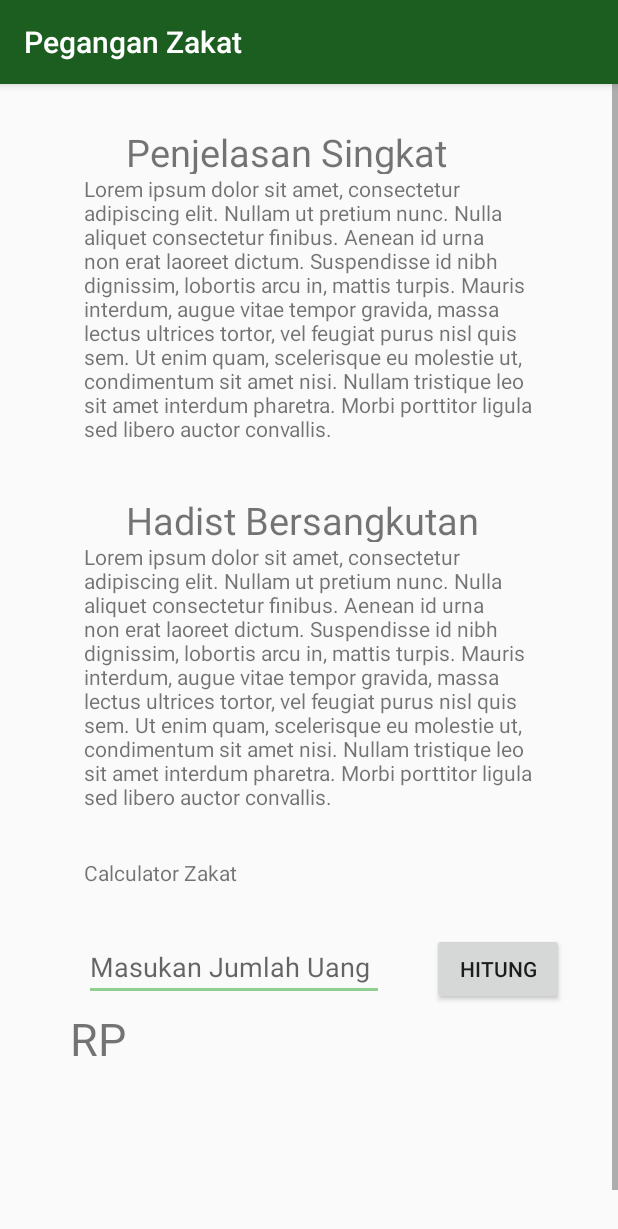
After one commit to IF2-KELOMPOK5/MpplZakatAplication, an Android app: the fitrah screen opened directly, with no data from a screen before it, on a phone screen of 412 x 824 dp. The commit adds this screen. Shown: the top 1229 px of the screen. Run offline under Robolectric (Android 15) with nearby library versions, the phone set to English and light mode, and no system bars.

Commit message:
Auto stash before merge and Update of Beta for MVP

```diff
--- a/PeganganZakat/app/build.gradle
+++ b/PeganganZakat/app/build.gradle
@@ -23,4 +23,5 @@ dependencies {
     compile fileTree(dir: 'libs', include: ['*.jar'])
     testCompile 'junit:junit:4.12'
     compile 'com.android.support:appcompat-v7:23.4.0'
+    implementation 'com.android.support:design:23.4.0'
 }
--- a/PeganganZakat/app/src/main/AndroidManifest.xml
+++ b/PeganganZakat/app/src/main/AndroidManifest.xml
@@ -8,15 +8,17 @@
         android:label="@string/app_name"
         android:supportsRtl="true"
         android:theme="@style/AppTheme">
+        <activity android:name=".menu">
+        </activity>
         <activity android:name=".MainActivity">
             <intent-filter>
                 <action android:name="android.intent.action.MAIN" />
-
                 <category android:name="android.intent.category.LAUNCHER" />
             </intent-filter>
         </activity>
         <activity android:name=".Intro" />
         <activity android:name=".hitung"></activity>
+        <activity android:name=".fitrah"></activity>
     </application>
 
 </manifest>
--- /dev/null
+++ b/PeganganZakat/app/src/main/java/com/example/kel_5/peganganzakat/fitrah.java
@@ -0,0 +1,47 @@
+package com.example.kel_5.peganganzakat;
+
+import android.support.v7.app.AppCompatActivity;
+import android.os.Bundle;
+import android.view.View;
+import android.widget.Button;
+import android.widget.EditText;
+import android.widget.TextView;
+import android.widget.Toast;
+
+public class fitrah extends AppCompatActivity {
+    EditText edituang;
+    TextView tvhasil;
+    Button hitung;
+
+    Integer uang;
+    @Override
+    protected void onCreate(Bundle savedInstanceState) {
+        super.onCreate(savedInstanceState);
+        setContentView(R.layout.activity_fitrah);
+
+        edituang = (EditText) findViewById(R.id.uang);
+        tvhasil = (TextView) findViewById(R.id.textView4);
+        hitung = (Button) findViewById(R.id.hitung);
+
+        hitung.setOnClickListener(new View.OnClickListener() {
+            @Override
+            public void onClick(View view) {
+                hasiljumlah();
+            }
+        });
+    }
+
+    public void hasiljumlah(){
+        if (!edituang.getText().toString().isEmpty()) {
+            Toast.makeText(this, "Mohon isi form Angka 1", Toast.LENGTH_SHORT).show();
+        }
+        try {
+            uang = Integer.parseInt(edituang.getText().toString());
+        } catch (Exception e) {
+            Toast.makeText(this, "Mohon isi angka pada form 1", Toast.LENGTH_SHORT).show();
+        }
+        double hasil = uang * 0.025;
+        tvhasil.setText(String.valueOf(hasil));
+    }
+
+}
--- /dev/null
+++ b/PeganganZakat/app/src/main/res/layout/activity_fitrah.xml
@@ -0,0 +1,105 @@
+<?xml version="1.0" encoding="utf-8"?>
+<ScrollView xmlns:android="http://schemas.android.com/apk/res/android"
+    android:layout_width="fill_parent"
+    android:layout_height="fill_parent"
+    android:fillViewport="true"> <!--IMPORTANT otherwise backgrnd img. will not fill the whole screen -->
+
+    <RelativeLayout xmlns:android="http://schemas.android.com/apk/res/android"
+        android:layout_width="match_parent"
+        android:layout_height="800dp"
+        android:background="@drawable/background_image"
+        android:paddingBottom="@dimen/activity_vertical_margin"
+        android:paddingLeft="@dimen/activity_horizontal_margin"
+        android:paddingRight="@dimen/activity_horizontal_margin"
+        android:paddingTop="@dimen/activity_vertical_margin">
+
+        <TextView
+            android:id="@+id/textView11"
+            android:layout_width="300dp"
+            android:layout_height="wrap_content"
+            android:layout_below="@+id/textView10"
+            android:layout_centerHorizontal="true"
+            android:text="Lorem ipsum dolor sit amet, consectetur adipiscing elit. Nullam ut pretium nunc. Nulla aliquet consectetur finibus. Aenean id urna non erat laoreet dictum. Suspendisse id nibh dignissim, lobortis arcu in, mattis turpis. Mauris interdum, augue vitae tempor gravida, massa lectus ultrices tortor, vel feugiat purus nisl quis sem. Ut enim quam, scelerisque eu molestie ut, condimentum sit amet nisi. Nullam tristique leo sit amet interdum pharetra. Morbi porttitor ligula sed libero auctor convallis. " />
+
+        <TextView
+            android:id="@+id/textView10"
+            android:layout_width="243dp"
+            android:layout_height="32dp"
+            android:layout_alignParentTop="true"
+            android:layout_centerHorizontal="true"
+            android:layout_marginTop="12dp"
+            android:text="Penjelasan Singkat"
+            android:textSize="25sp" />
+
+        <TextView
+            android:id="@+id/textView6"
+            android:layout_width="243dp"
+            android:layout_height="32dp"
+            android:layout_alignParentTop="true"
+            android:layout_centerHorizontal="true"
+            android:layout_marginTop="257dp"
+            android:text="Hadist Bersangkutan"
+            android:textSize="25sp" />
+
+        <TextView
+            android:id="@+id/textView7"
+            android:layout_width="300dp"
+            android:layout_height="wrap_content"
+            android:layout_below="@+id/textView6"
+            android:layout_centerHorizontal="true"
+            android:text="Lorem ipsum dolor sit amet, consectetur adipiscing elit. Nullam ut pretium nunc. Nulla aliquet consectetur finibus. Aenean id urna non erat laoreet dictum. Suspendisse id nibh dignissim, lobortis arcu in, mattis turpis. Mauris interdum, augue vitae tempor gravida, massa lectus ultrices tortor, vel feugiat purus nisl quis sem. Ut enim quam, scelerisque eu molestie ut, condimentum sit amet nisi. Nullam tristique leo sit amet interdum pharetra. Morbi porttitor ligula sed libero auctor convallis. " />
+
+        <TextView
+            android:id="@+id/textView13"
+            android:layout_width="wrap_content"
+            android:layout_height="wrap_content"
+            android:layout_alignLeft="@+id/textView11"
+
+            android:layout_alignParentTop="true"
+            android:layout_marginTop="500dp"
+            android:text="Calculator Zakat" />
+
+        <EditText
+            android:layout_width="200dp"
+            android:layout_height="wrap_content"
+            android:id="@+id/uang"
+            android:hint="Masukan Jumlah Uang"
+            android:layout_alignLeft="@+id/textView11"
+
+            android:layout_alignParentTop="true"
+            android:layout_marginTop="550dp"
+            />
+
+        <Button
+            android:id="@+id/hitung"
+            android:layout_width="wrap_content"
+            android:layout_height="wrap_content"
+            android:layout_alignParentEnd="true"
+            android:layout_alignParentTop="true"
+            android:layout_marginTop="550dp"
+            android:text="Hitung"
+            android:layout_alignParentRight="true"
+            android:layout_marginRight="20dp" />
+
+        <TextView
+            android:id="@+id/textView4"
+            android:layout_width="178dp"
+            android:layout_height="wrap_content"
+            android:layout_alignParentTop="true"
+            android:layout_marginTop="600dp"
+            android:textIsSelectable="false"
+            android:textSize="30dp"
+            android:layout_alignLeft="@+id/textView10" />
+
+        <TextView
+            android:id="@+id/textView8"
+            android:layout_width="wrap_content"
+            android:layout_height="wrap_content"
+            android:layout_alignTop="@+id/textView4"
+            android:text="RP"
+            android:textSize="30dp"
+            android:layout_toLeftOf="@+id/textView10" />
+
+
+    </RelativeLayout>
+</ScrollView>
--- a/PeganganZakat/app/src/main/res/layout/activity_main.xml
+++ b/PeganganZakat/app/src/main/res/layout/activity_main.xml
@@ -7,7 +7,7 @@
     android:paddingLeft="@dimen/activity_horizontal_margin"
     android:paddingRight="@dimen/activity_horizontal_margin"
     android:paddingTop="@dimen/activity_vertical_margin"
-    tools:context="com.example.kel_5.peganganzakat.MainActivity"
+    tools:context="com.example.kel_5.peganganzakat.menu"
     android:clickable="false"
     android:background="@drawable/back">
 
@@ -47,7 +47,8 @@
             android:id="@+id/fitrah"
             android:layout_gravity="center_horizontal"
             android:layout_marginTop="10dp"
-            android:src="@drawable/fitrah" />
+            android:src="@drawable/fitrah"
+            android:onClick="fitrah" />
 
         <ImageView
             android:layout_width="fill_parent"
--- /dev/null
+++ b/PeganganZakat/app/src/main/res/values/refs.xml
@@ -0,0 +1,4 @@
+<?xml version="1.0" encoding="utf-8"?>
+<resources>
+    <drawable name="background_image" />
+</resources>
--- a/PeganganZakat/build.gradle
+++ b/PeganganZakat/build.gradle
@@ -6,7 +6,7 @@ buildscript {
         google()
     }
     dependencies {
-        classpath 'com.android.tools.build:gradle:3.1.0'
+        classpath 'com.android.tools.build:gradle:3.1.1'
 
         // NOTE: Do not place your application dependencies here; they belong
         // in the individual module build.gradle files
```
Also changed, not shown: PeganganZakat/app/src/main/java/com/example/kel_5/peganganzakat/MainActivity.java (+6 -13 lines), PeganganZakat/app/src/main/java/com/example/kel_5/peganganzakat/menu.java (added, +48 -0 lines), PeganganZakat/app/src/main/res/layout/activity_menu.xml (added, +30 -0 lines), 1 other file.
